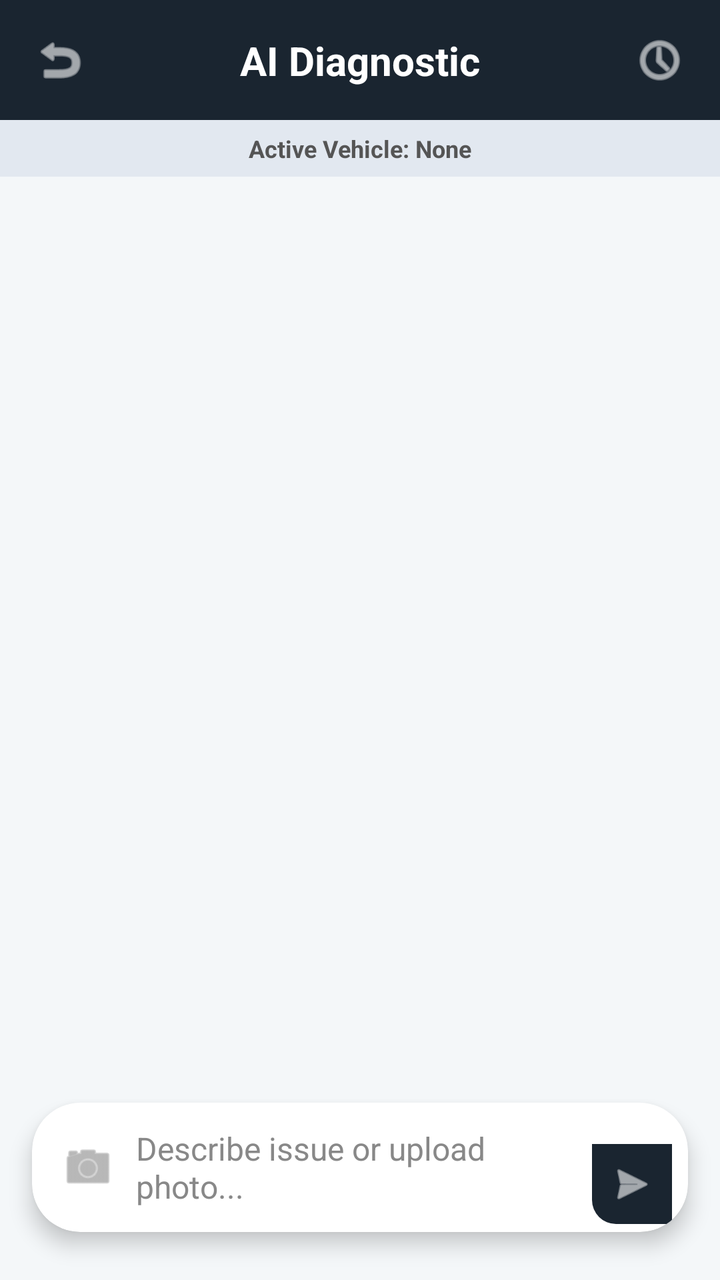
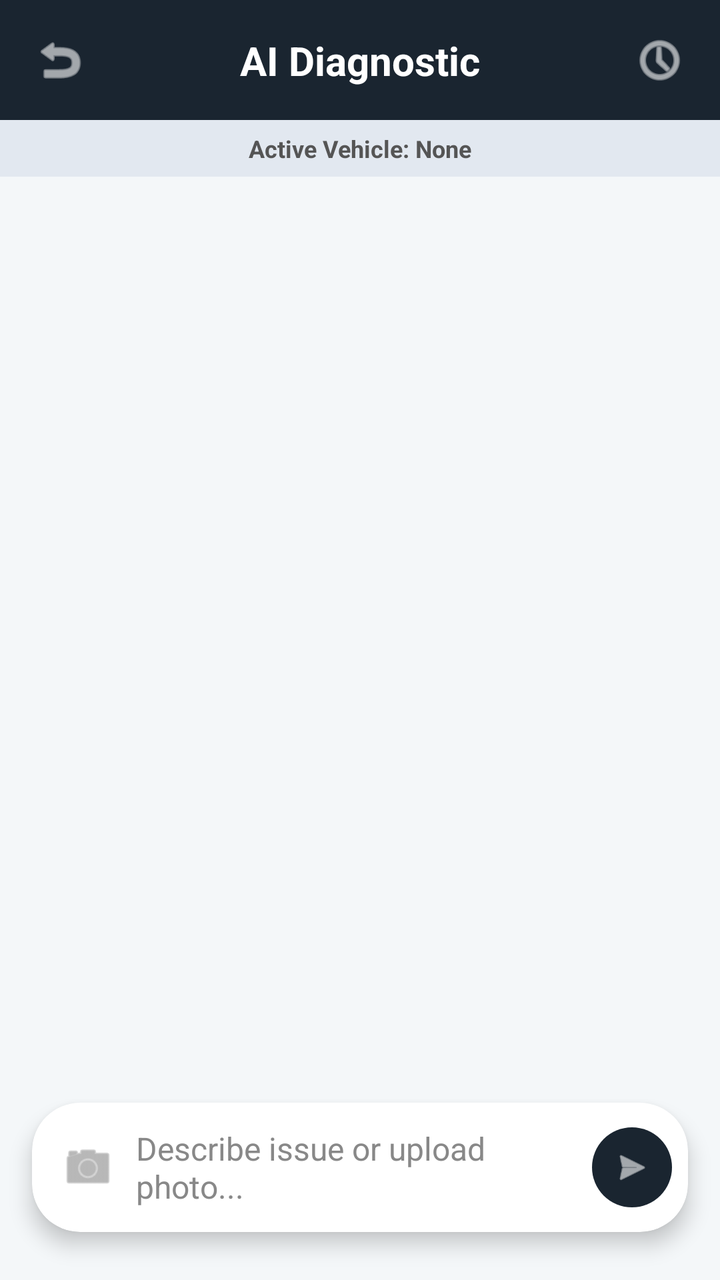

Screens rendered from an Android XML layout before and after an edit, with the pre-edit source and the edit as a unified diff.
<!-- AndroidManifest.xml: application theme Theme.Licentatest -->
<!-- res/layout/activity_aidiagnostic.xml -->
<?xml version="1.0" encoding="utf-8"?>
<androidx.constraintlayout.widget.ConstraintLayout
    xmlns:android="http://schemas.android.com/apk/res/android"
    xmlns:app="http://schemas.android.com/apk/res-auto"
    xmlns:tools="http://schemas.android.com/tools"
    android:id="@+id/main"
    android:layout_width="match_parent"
    android:layout_height="match_parent"
    android:background="#F4F7F9"
    tools:context=".activities.AIDiagnosticActivity">

    <androidx.constraintlayout.widget.ConstraintLayout
        android:id="@+id/headerLayout"
        android:layout_width="match_parent"
        android:layout_height="60dp"
        android:background="#1A2530"
        app:layout_constraintTop_toTopOf="parent">

        <ImageView
            android:id="@+id/iconBack"
            android:layout_width="28dp"
            android:layout_height="28dp"
            android:layout_marginStart="16dp"
            android:src="@android:drawable/ic_menu_revert"
            app:layout_constraintBottom_toBottomOf="parent"
            app:layout_constraintStart_toStartOf="parent"
            app:layout_constraintTop_toTopOf="parent"
            app:tint="@color/white" />

        <TextView
            android:id="@+id/tvAppTitle"
            android:layout_width="wrap_content"
            android:layout_height="wrap_content"
            android:text="AI Diagnostic"
            android:textColor="@color/white"
            android:textSize="20sp"
            android:textStyle="bold"
            app:layout_constraintBottom_toBottomOf="parent"
            app:layout_constraintEnd_toEndOf="parent"
            app:layout_constraintStart_toStartOf="parent"
            app:layout_constraintTop_toTopOf="parent" />

        <ImageView
            android:id="@+id/iconHistory"
            android:layout_width="28dp"
            android:layout_height="28dp"
            android:layout_marginEnd="16dp"
            android:src="@android:drawable/ic_menu_recent_history"
            app:layout_constraintBottom_toBottomOf="parent"
            app:layout_constraintEnd_toEndOf="parent"
            app:layout_constraintTop_toTopOf="parent"
            app:tint="@color/white" />

    </androidx.constraintlayout.widget.ConstraintLayout>

    <TextView
        android:id="@+id/tvActiveCarBanner"
        android:layout_width="match_parent"
        android:layout_height="wrap_content"
        android:background="#E2E8F0"
        android:padding="6dp"
        android:textAlignment="center"
        android:textColor="#555555"
        android:textSize="12sp"
        android:textStyle="bold"
        android:text="Active Vehicle: None"
        app:layout_constraintTop_toBottomOf="@+id/headerLayout" />

    <androidx.recyclerview.widget.RecyclerView
        android:id="@+id/recyclerAiChat"
        android:layout_width="0dp"
        android:layout_height="0dp"
        android:clipToPadding="false"
        android:paddingHorizontal="12dp"
        android:paddingTop="12dp"
        android:paddingBottom="70dp"
        app:layout_constraintBottom_toTopOf="@+id/searchBarContainer"
        app:layout_constraintEnd_toEndOf="parent"
        app:layout_constraintStart_toStartOf="parent"
        app:layout_constraintTop_toBottomOf="@+id/tvActiveCarBanner" />

    <Button
        android:id="@+id/btnFindService"
        android:layout_width="wrap_content"
        android:layout_height="wrap_content"
        android:layout_marginBottom="12dp"
        android:backgroundTint="#2962FF"
        android:elevation="4dp"
        android:paddingHorizontal="24dp"
        android:text="📍 Find Nearby Services"
        android:textColor="@color/white"
        android:textStyle="bold"
        android:visibility="gone"
        app:cornerRadius="20dp"
        app:layout_constraintBottom_toTopOf="@+id/searchBarContainer"
        app:layout_constraintEnd_toEndOf="parent"
        app:layout_constraintStart_toStartOf="parent"
        tools:visibility="visible" />

    <androidx.cardview.widget.CardView
        android:id="@+id/searchBarContainer"
        android:layout_width="match_parent"
        android:layout_height="wrap_content"
        android:layout_marginHorizontal="16dp"
        android:layout_marginBottom="24dp"
        app:cardBackgroundColor="@android:color/white"
        app:cardCornerRadius="24dp"
        app:cardElevation="6dp"
        app:layout_constraintBottom_toBottomOf="parent"
        app:layout_constraintEnd_toEndOf="parent"
        app:layout_constraintStart_toStartOf="parent">

        <androidx.constraintlayout.widget.ConstraintLayout
            android:layout_width="match_parent"
            android:layout_height="wrap_content"
            android:minHeight="50dp"
            android:paddingHorizontal="4dp"
            android:paddingVertical="4dp">

            <ImageView
                android:id="@+id/imgAttachmentPreview"
                android:layout_width="60dp"
                android:layout_height="60dp"
                android:layout_marginStart="12dp"
                android:layout_marginTop="8dp"
                android:layout_marginBottom="4dp"
                android:scaleType="centerCrop"
                android:visibility="gone"
                app:layout_constraintBottom_toTopOf="@+id/etAiSearchPrompt"
                app:layout_constraintStart_toStartOf="parent"
                app:layout_constraintTop_toTopOf="parent"
                tools:visibility="visible" />

            <ImageView
                android:id="@+id/btnAttachPhoto"
                android:layout_width="32dp"
                android:layout_height="32dp"
                android:layout_marginStart="8dp"
                android:padding="2dp"
                android:src="@android:drawable/ic_menu_camera"
                app:layout_constraintBottom_toBottomOf="@+id/etAiSearchPrompt"
                app:layout_constraintStart_toStartOf="parent"
                app:layout_constraintTop_toTopOf="@+id/etAiSearchPrompt"
                app:tint="#888888" />

            <EditText
                android:id="@+id/etAiSearchPrompt"
                android:layout_width="0dp"
                android:layout_height="wrap_content"
                android:layout_marginStart="8dp"
                android:layout_marginEnd="8dp"
                android:background="@android:color/transparent"
                android:hint="Describe issue or upload photo..."
                android:inputType="textMultiLine"
                android:maxLines="4"
                android:minHeight="48dp"
                android:paddingVertical="8dp"
                android:textColor="#1A2530"
                android:textColorHint="#888888"
                android:textSize="16sp"
                app:layout_constraintBottom_toBottomOf="parent"
                app:layout_constraintEnd_toStartOf="@+id/btnSendPrompt"
                app:layout_constraintStart_toEndOf="@+id/btnAttachPhoto"
                app:layout_constraintTop_toBottomOf="@+id/imgAttachmentPreview" />

            <ImageView
                android:id="@+id/btnSendPrompt"
                android:layout_width="40dp"
                android:layout_height="40dp"
                android:layout_marginEnd="4dp"
                android:background="@drawable/selected_badge"
                android:backgroundTint="#1A2530"
                android:padding="8dp"
                android:src="@android:drawable/ic_menu_send"
                app:layout_constraintBottom_toBottomOf="parent"
                app:layout_constraintEnd_toEndOf="parent"
                app:tint="@color/white" />

        </androidx.constraintlayout.widget.ConstraintLayout>
    </androidx.cardview.widget.CardView>

</androidx.constraintlayout.widget.ConstraintLayout>
<!-- resources referenced by this layout -->
<resources>
  <color name="white">#FFFFFF</color>
  <!-- drawable selected_badge (drawable) -->
  <?xml version="1.0" encoding="utf-8"?>
  <shape xmlns:android="http://schemas.android.com/apk/res/android"
      android:shape="rectangle">
      <solid android:color="#00C853" /> <corners
      android:bottomLeftRadius="12dp" /> </shape>
  <style name="Theme.Licentatest" parent="Base.Theme.Licentatest" />
  <style name="Base.Theme.Licentatest" parent="Theme.Material3.DayNight.NoActionBar">
          
          
      </style>
</resources>

<!-- the commit's change to res/layout/activity_aidiagnostic.xml (unified diff, before → after) -->
@@ -168,12 +168,12 @@
                 android:layout_width="40dp"
                 android:layout_height="40dp"
                 android:layout_marginEnd="4dp"
-                android:background="@drawable/selected_badge"
-                android:backgroundTint="#1A2530"
-                android:padding="8dp"
+                android:background="@drawable/bg_circle_send"
+                android:padding="10dp"
                 android:src="@android:drawable/ic_menu_send"
                 app:layout_constraintBottom_toBottomOf="parent"
                 app:layout_constraintEnd_toEndOf="parent"
+                app:layout_constraintTop_toTopOf="@+id/etAiSearchPrompt"
                 app:tint="@color/white" />
 
         </androidx.constraintlayout.widget.ConstraintLayout>
<!-- resource entries referenced after the edit -->
@@ -1,12 +1,12 @@
 <!-- resources referenced by this layout -->
 <resources>
   <color name="white">#FFFFFF</color>
-  <!-- drawable selected_badge (drawable) -->
+  <!-- drawable bg_circle_send (drawable) -->
   <?xml version="1.0" encoding="utf-8"?>
   <shape xmlns:android="http://schemas.android.com/apk/res/android"
-      android:shape="rectangle">
-      <solid android:color="#00C853" /> <corners
-      android:bottomLeftRadius="12dp" /> </shape>
+      android:shape="oval">
+      <solid android:color="#1A2530" />
+  </shape>
   <style name="Theme.Licentatest" parent="Base.Theme.Licentatest" />
   <style name="Base.Theme.Licentatest" parent="Theme.Material3.DayNight.NoActionBar">
           
